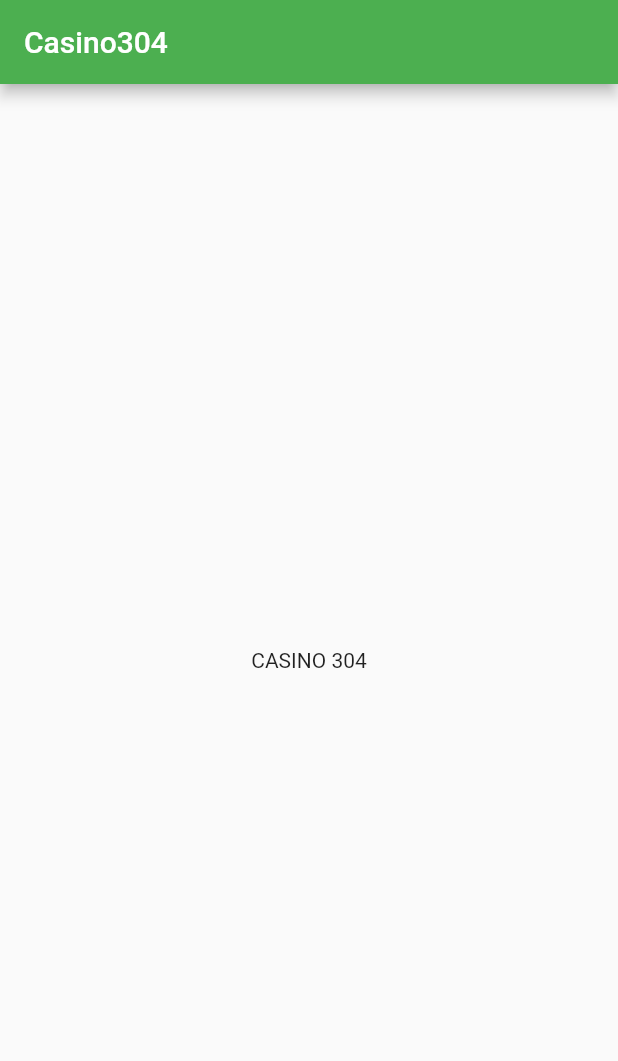
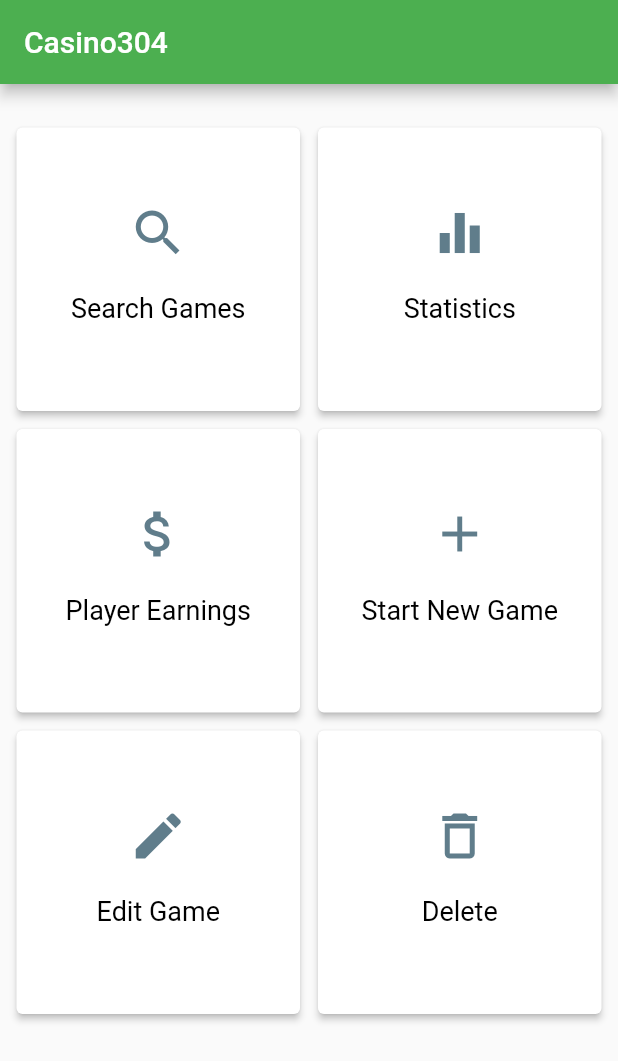
Before and after one commit to iamfauz/Casino304-App, a Flutter app: the screen it shows after launch, on a phone screen of 412 x 824 dp. Shown: the top 1061 px of the screen. Run offline on Flutter 3.47's test engine with Material 2 defaults, Android fonts, the phone set to English and light mode, and no system bars.

Commit message:
Added search games functionality

```diff
--- a/casino_304/lib/main.dart
+++ b/casino_304/lib/main.dart
@@ -1,3 +1,4 @@
+import 'package:casino_304/pages/searchGamesPage.dart';
 import 'package:flutter/material.dart';
 
 void main() => runApp(MyApp());
@@ -26,17 +27,71 @@ class HomePageState extends State<HomePage> {
   @override
   Widget build(BuildContext context) {
     return Scaffold(
-        appBar: AppBar(
-          title: Text(widget.title),
-        ),
-        body: Center(
-          child: Column(
-            mainAxisAlignment: MainAxisAlignment.center,
+      appBar: AppBar(
+        title: Text(widget.title),
+      ),
+      body: Container(
+        padding: EdgeInsets.symmetric(vertical: 20.0, horizontal: 2.0),
+        child: GridView.count(
+            crossAxisCount: 2,
+            padding: EdgeInsets.all(3.0),
             children: <Widget>[
-              Text(
-                'CASINO 304',
+              DashBoardItem(
+                title: "Search Games",
+                icon: Icons.search,
+                onPressed: () {
+                  Navigator.push(
+                    context,
+                    MaterialPageRoute(builder: (context) =>  DateEntryFormPage()),
+                  );
+                },
               ),
-            ],
+              DashBoardItem(title: "Statistics", icon: Icons.equalizer),
+              DashBoardItem(title: "Player Earnings", icon: Icons.attach_money),
+              DashBoardItem(title: "Start New Game", icon: Icons.add),
+              DashBoardItem(title: "Edit Game", icon: Icons.edit),
+              DashBoardItem(title: "Delete", icon: Icons.delete_outline)
+            ]),
+      ),
+    );
+  }
+}
+
+class DashBoardItem extends StatelessWidget {
+  DashBoardItem({Key key, this.title, this.icon, this.onPressed})
+      : super(key: key);
+  final String title;
+  final IconData icon;
+  final Function onPressed;
+
+  @override
+  Widget build(BuildContext context) {
+    return Card(
+        elevation: 2.0,
+        margin: new EdgeInsets.all(6.0),
+        child: Container(
+          child: new InkWell(
+            onTap: () => onPressed(),
+            child: Column(
+              crossAxisAlignment: CrossAxisAlignment.stretch,
+              mainAxisSize: MainAxisSize.min,
+              verticalDirection: VerticalDirection.down,
+              children: <Widget>[
+                SizedBox(height: 50.0),
+                Center(
+                    child: Icon(
+                  icon,
+                  size: 40.0,
+                  color: Colors.blueGrey,
+                )),
+                SizedBox(height: 20.0),
+                new Center(
+                  child: new Text(title,
+                      style:
+                          new TextStyle(fontSize: 18.0, color: Colors.black)),
+                )
+              ],
+            ),
           ),
         ));
   }
--- /dev/null
+++ b/casino_304/lib/model/game.dart
@@ -0,0 +1,54 @@
+
+
+class Game {
+  int id;
+  String gameDate;
+  String starttime;
+  String endtime;
+  int noofplayers;
+  int rakeamount;
+  int branchid;
+  int tableNo;
+  int employeeid;
+  int tip;
+
+  Game(
+      {this.id,
+      this.gameDate,
+      this.starttime,
+      this.endtime,
+      this.noofplayers,
+      this.rakeamount,
+      this.branchid,
+      this.tableNo,
+      this.employeeid,
+      this.tip});
+
+  Game.fromJson(Map<String, dynamic> json) {
+    id = json['id'];
+    gameDate = json['game_date'];
+    starttime = json['starttime'];
+    endtime = json['endtime'];
+    noofplayers = json['noofplayers'];
+    rakeamount = json['rakeamount'];
+    branchid = json['branchid'];
+    tableNo = json['table_no'];
+    employeeid = json['employeeid'];
+    tip = json['tip'];
+  }
+
+  Map<String, dynamic> toJson() {
+    final Map<String, dynamic> data = new Map<String, dynamic>();
+    data['id'] = this.id;
+    data['game_date'] = this.gameDate;
+    data['starttime'] = this.starttime;
+    data['endtime'] = this.endtime;
+    data['noofplayers'] = this.noofplayers;
+    data['rakeamount'] = this.rakeamount;
+    data['branchid'] = this.branchid;
+    data['table_no'] = this.tableNo;
+    data['employeeid'] = this.employeeid;
+    data['tip'] = this.tip;
+    return data;
+  }
+}
--- a/casino_304/pubspec.yaml
+++ b/casino_304/pubspec.yaml
@@ -19,6 +19,7 @@ environment:
 dependencies:
   flutter:
     sdk: flutter
+  http: ^0.12.0+4
 
   # The following adds the Cupertino Icons font to your application.
   # Use with the CupertinoIcons class for iOS style icons.
```
Also changed, not shown: casino_304/lib/pages/searchGamesPage.dart (added, +206 -0 lines), casino_304/pubspec.lock.
